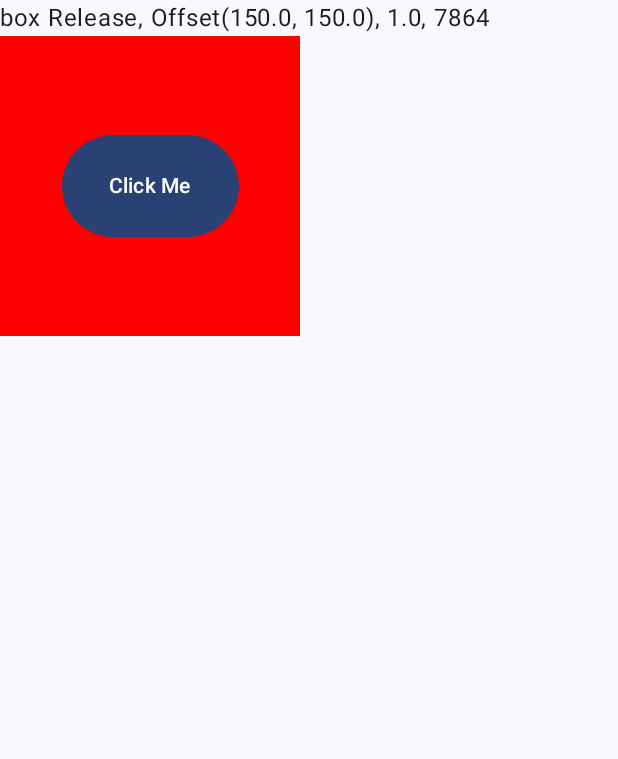
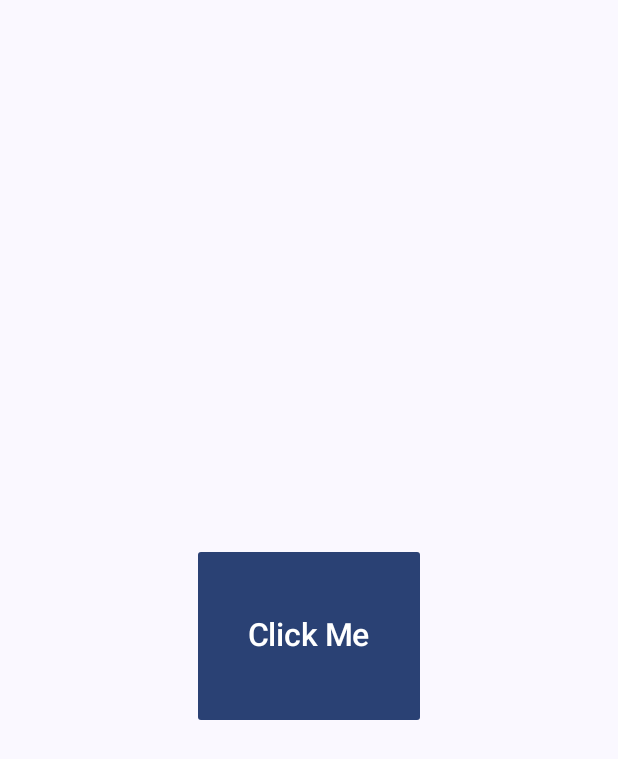
Before and after one commit to kushnertodd/android-adaptive-ui, an Android app built with Jetpack Compose: the screen it shows after launch (MainActivity), after a tap on "Click Me", on a phone screen of 412 x 824 dp. Shown: the top 759 px of the screen. Run offline under Robolectric (Android 15) with nearby library versions, the phone set to English and light mode, and no system bars.

Commit message:
refactored android_pointer_demo to android_adaptive_ui

```diff
--- a/app/build.gradle.kts
+++ b/app/build.gradle.kts
@@ -4,11 +4,11 @@ plugins {
 }
 
 android {
-    namespace = "com.toddkushnerllc.com.android_pointer_demo"
+    namespace = "com.toddkushnerllc.com.android_adaptive_ui"
     compileSdk = 34
 
     defaultConfig {
-        applicationId = "com.toddkushnerllc.com.android_pointer_demo"
+        applicationId = "com.toddkushnerllc.com.android_adaptive_ui"
         minSdk = 31
         targetSdk = 34
         versionCode = 1
--- a/app/src/main/AndroidManifest.xml
+++ b/app/src/main/AndroidManifest.xml
@@ -10,13 +10,13 @@
         android:label="@string/app_name"
         android:roundIcon="@mipmap/ic_launcher_round"
         android:supportsRtl="true"
-        android:theme="@style/Theme.Androidpointerdemo"
+        android:theme="@style/Theme.Androidadaptiveui"
         tools:targetApi="31">
         <activity
             android:name=".MainActivity"
             android:exported="true"
             android:label="@string/app_name"
-            android:theme="@style/Theme.Androidpointerdemo">
+            android:theme="@style/Theme.Androidadaptiveui">
             <intent-filter>
                 <action android:name="android.intent.action.MAIN" />
 
--- a/app/src/main/java/com/toddkushnerllc/com/android_pointer_demo/DrawingApp.kt
+++ b/app/src/main/java/com/toddkushnerllc/com/android_adaptive_ui/DrawingApp.kt
@@ -1,4 +1,4 @@
-package com.toddkushnerllc.com.android_pointer_demo
+package com.toddkushnerllc.com.android_adaptive_ui
 
 import android.util.Log
 import androidx.compose.foundation.Canvas
--- /dev/null
+++ b/app/src/main/java/com/toddkushnerllc/com/android_adaptive_ui/LogPointerEvents.kt
@@ -0,0 +1,170 @@
+package com.toddkushnerllc.com.android_adaptive_ui
+
+import android.util.Log
+import androidx.compose.foundation.background
+import androidx.compose.foundation.layout.Box
+import androidx.compose.foundation.layout.Column
+import androidx.compose.foundation.layout.height
+import androidx.compose.foundation.layout.padding
+import androidx.compose.foundation.layout.size
+import androidx.compose.foundation.layout.width
+import androidx.compose.foundation.shape.RoundedCornerShape
+import androidx.compose.material3.Button
+import androidx.compose.material3.MaterialTheme
+import androidx.compose.material3.Text
+import androidx.compose.runtime.Composable
+import androidx.compose.runtime.getValue
+import androidx.compose.runtime.mutableStateOf
+import androidx.compose.runtime.remember
+import androidx.compose.runtime.setValue
+import androidx.compose.ui.Alignment
+import androidx.compose.ui.Modifier
+import androidx.compose.ui.input.pointer.PointerEvent
+import androidx.compose.ui.input.pointer.PointerEventType
+import androidx.compose.ui.input.pointer.pointerInput
+import androidx.compose.ui.unit.Dp
+import androidx.compose.ui.unit.dp
+import androidx.compose.ui.unit.sp
+
+/*
+•	The pointerInput modifier. You pass it one or more keys. When the value of one of those keys changes, the modifier content lambda is re-executed. The sample passes an optional filter to the composable. If the value of that filter changes, the pointer event handler should be re-executed to make sure the right events are logged.
+•	awaitPointerEventScope creates a coroutine scope that can be used to wait for pointer events.
+•	awaitPointerEvent suspends the coroutine until a next pointer event occurs.
+
+*/
+@Composable
+fun LogPointerEvents(
+    buttonWidth: Dp, buttonHeight: Dp, buttonPadding: Dp, filter: PointerEventType? = null
+) {
+    var log by remember { mutableStateOf("") }
+    var buttonPadding by remember { mutableStateOf(16.dp) }
+    var buttonSizeIndex by remember { mutableStateOf(0) }
+    val buttonSizeIndexMax = 14
+    val buttonWidths = arrayOf(
+        150.dp,
+        165.dp,
+        180.dp,
+        195.dp,
+        210.dp,
+        225.dp,
+        240.dp,
+        255.dp,
+        270.dp,
+        285.dp,
+        300.dp,
+        315.dp,
+        330.dp,
+        345.dp,
+        360.dp
+    )
+    val buttonHeights = arrayOf(
+        120.dp,
+        132.dp,
+        144.dp,
+        156.dp,
+        168.dp,
+        180.dp,
+        192.dp,
+        204.dp,
+        216.dp,
+        228.dp,
+        240.dp,
+        252.dp,
+        264.dp,
+        276.dp,
+        288.dp
+    )
+    val buttonTextSizes = arrayOf(
+        15.sp,
+        18.sp,
+        21.sp,
+        24.sp,
+        27.sp,
+        30.sp,
+        33.sp,
+        36.sp,
+        39.sp,
+        42.sp,
+        45.sp,
+        48.sp,
+        51.sp,
+        54.sp,
+        57.sp
+    )
+
+    val onBoxPointerEvent: (PointerEvent) -> Unit = { event ->
+        // Process the PointerEvent here
+        //println("Pointer event occurred at: ${event.changes.first().position}")
+        var log =
+            "box ${event.type}, ${event.changes.first().position}, ${event.changes.first().pressure}, ${event.changes.first().uptimeMillis}                               "
+        Log.d(
+            "LogPointerEvents",
+            log
+        )
+//        if (buttonSizeIndex >0)
+//            buttonSizeIndex--
+    }
+    val onButtonPointerEvent: (PointerEvent) -> Unit = { event ->
+        // Process the PointerEvent here
+        //println("Pointer event occurred at: ${event.changes.first().position}")
+        var log =
+            "button ${event.type}, ${event.changes.first().position}, ${event.changes.first().pressure}, ${event.changes.first().uptimeMillis}                               "
+        Log.d(
+            "LogPointerEvents",
+            log
+        )
+        if (buttonSizeIndex < buttonSizeIndexMax)
+            buttonSizeIndex++
+    }
+
+    Column {
+        Text(log)
+        Box(
+            Modifier
+                .width(420.dp)
+                .height(850.dp)
+                .background(MaterialTheme.colorScheme.background)
+                .pointerInput(filter) {
+                    awaitPointerEventScope {
+                        while (true) {
+                            val event = awaitPointerEvent()
+                            // handle pointer event
+                            if (filter == null || event.type == filter) {
+                                onBoxPointerEvent(event)
+                            }
+                        }
+                    }
+                }
+        ) {
+            // The Button composable placed inside the Box
+            Button(
+                onClick = { /* Handle button click */ },
+                shape = RoundedCornerShape(2.dp),
+                modifier = Modifier
+                    // Set a specific size for the button
+                    .size(
+                        buttonWidths[buttonSizeIndex],
+                        buttonHeights[buttonSizeIndex]
+                    )
+                    .align(Alignment.Center) // Center the button within the Box
+                    .padding(buttonPadding) // Add some padding around the button
+                    .pointerInput(filter) {
+                        awaitPointerEventScope {
+                            while (true) {
+                                val event = awaitPointerEvent()
+                                // handle pointer event
+                                if (filter == null || event.type == filter) {
+                                    onButtonPointerEvent(event)
+                                }
+                            }
+                        }
+                    }
+            ) {
+                Text(
+                    text = "Click Me",
+                    fontSize = buttonTextSizes[buttonSizeIndex]
+                )
+            }
+        }
+    }
+}
--- a/app/src/main/java/com/toddkushnerllc/com/android_pointer_demo/MainActivity.kt
+++ b/app/src/main/java/com/toddkushnerllc/com/android_adaptive_ui/MainActivity.kt
@@ -1,4 +1,4 @@
-package com.toddkushnerllc.com.android_pointer_demo
+package com.toddkushnerllc.com.android_adaptive_ui
 
 import android.os.Bundle
 import android.util.Log
@@ -8,7 +8,8 @@ import androidx.compose.foundation.layout.fillMaxSize
 import androidx.compose.material3.MaterialTheme
 import androidx.compose.material3.Surface
 import androidx.compose.ui.Modifier
-import com.toddkushnerllc.com.android_pointer_demo.ui.theme.AndroidpointerdemoTheme
+import androidx.compose.ui.unit.dp
+import com.toddkushnerllc.com.android_adaptive_ui.ui.theme.AndroidadaptiveuiTheme
 
 private const val MAIN_TAG = "MainActivity"
 
@@ -17,14 +18,14 @@ class MainActivity : ComponentActivity() {
     override fun onCreate(savedInstanceState: Bundle?) {
         super.onCreate(savedInstanceState)
         setContent {
-            AndroidpointerdemoTheme {
+            AndroidadaptiveuiTheme {
                 // A surface container using the 'background' color from the theme
                 Surface(
                     modifier = Modifier.fillMaxSize(),
                     color = MaterialTheme.colorScheme.background
                 ) {
                     //DrawingApp()
-                    LogPointerEvents()
+                    LogPointerEvents(150.dp, 100.dp, 16.dp, null)
                 }
             }
         }
--- a/app/src/main/java/com/toddkushnerllc/com/android_pointer_demo/ui/theme/Color.kt
+++ b/app/src/main/java/com/toddkushnerllc/com/android_adaptive_ui/ui/theme/Color.kt
@@ -1,4 +1,4 @@
-package com.toddkushnerllc.com.android_pointer_demo.ui.theme
+package com.toddkushnerllc.com.android_adaptive_ui.ui.theme
 
 import androidx.compose.ui.graphics.Color
 
--- a/app/src/main/java/com/toddkushnerllc/com/android_pointer_demo/ui/theme/Theme.kt
+++ b/app/src/main/java/com/toddkushnerllc/com/android_adaptive_ui/ui/theme/Theme.kt
@@ -1,4 +1,4 @@
-package com.toddkushnerllc.com.android_pointer_demo.ui.theme
+package com.toddkushnerllc.com.android_adaptive_ui.ui.theme
 
 import android.app.Activity
 import android.os.Build
@@ -38,7 +38,7 @@ private val LightColorScheme = lightColorScheme(
 )
 
 @Composable
-fun AndroidpointerdemoTheme(
+fun AndroidadaptiveuiTheme(
     darkTheme: Boolean = isSystemInDarkTheme(),
     // Dynamic color is available on Android 12+
     dynamicColor: Boolean = true,
--- a/app/src/main/java/com/toddkushnerllc/com/android_pointer_demo/ui/theme/Type.kt
+++ b/app/src/main/java/com/toddkushnerllc/com/android_adaptive_ui/ui/theme/Type.kt
@@ -1,4 +1,4 @@
-package com.toddkushnerllc.com.android_pointer_demo.ui.theme
+package com.toddkushnerllc.com.android_adaptive_ui.ui.theme
 
 import androidx.compose.material3.Typography
 import androidx.compose.ui.text.TextStyle
--- a/app/src/main/java/com/toddkushnerllc/com/android_pointer_demo/LogPointerEvents.kt
+++ /dev/null
@@ -1,83 +0,0 @@
-package com.toddkushnerllc.com.android_pointer_demo
-
-import android.util.Log
-import androidx.compose.foundation.background
-import androidx.compose.foundation.layout.Box
-import androidx.compose.foundation.layout.Column
-import androidx.compose.foundation.layout.padding
-import androidx.compose.foundation.layout.size
-import androidx.compose.material3.Button
-import androidx.compose.material3.Text
-import androidx.compose.runtime.Composable
-import androidx.compose.runtime.getValue
-import androidx.compose.runtime.mutableStateOf
-import androidx.compose.runtime.remember
-import androidx.compose.runtime.setValue
-import androidx.compose.ui.Alignment
-import androidx.compose.ui.Modifier
-import androidx.compose.ui.graphics.Color
-import androidx.compose.ui.input.pointer.PointerEventType
-import androidx.compose.ui.input.pointer.pointerInput
-import androidx.compose.ui.unit.dp
-
-/*
-•	The pointerInput modifier. You pass it one or more keys. When the value of one of those keys changes, the modifier content lambda is re-executed. The sample passes an optional filter to the composable. If the value of that filter changes, the pointer event handler should be re-executed to make sure the right events are logged.
-•	awaitPointerEventScope creates a coroutine scope that can be used to wait for pointer events.
-•	awaitPointerEvent suspends the coroutine until a next pointer event occurs.
-
-*/
-@Composable
-fun LogPointerEvents(filter: PointerEventType? = null) {
-    var log by remember { mutableStateOf("") }
-    Column {
-        Text(log)
-        Box(
-            Modifier
-                .size(200.dp)
-                .background(Color.Red)
-                .pointerInput(filter) {
-                    awaitPointerEventScope {
-                        while (true) {
-                            val event = awaitPointerEvent()
-                            // handle pointer event
-                            if (filter == null || event.type == filter) {
-                                log =
-                                    "box ${event.type}, ${event.changes.first().position}, ${event.changes.first().pressure}, ${event.changes.first().uptimeMillis}                               "
-                                Log.d(
-                                    "LogPointerEvents",
-                                    log
-                                )
-                            }
-                        }
-                    }
-                }
-        ) {
-            // The Button composable placed inside the Box
-            Button(
-                onClick = { /* Handle button click */ },
-                modifier = Modifier
-                    .size(150.dp, 100.dp) // Set a specific size for the button
-                    .align(Alignment.Center) // Center the button within the Box
-                    .padding(16.dp) // Add some padding around the button
-                    .pointerInput(filter) {
-                        awaitPointerEventScope {
-                            while (true) {
-                                val event = awaitPointerEvent()
-                                // handle pointer event
-                                if (filter == null || event.type == filter) {
-                                    log =
-                                        "button ${event.type}, ${event.changes.first().position}, ${event.changes.first().pressure}, ${event.changes.first().uptimeMillis}                               "
-                                    Log.d(
-                                        "LogPointerEvents",
-                                        log
-                                    )
-                                }
-                            }
-                        }
-                    }
-            ) {
-                Text("Click Me")
-            }
-        }
-    }
-}
--- a/app/src/main/res/values/themes.xml
+++ b/app/src/main/res/values/themes.xml
@@ -1,5 +1,5 @@
 <?xml version="1.0" encoding="utf-8"?>
 <resources>
 
-    <style name="Theme.Androidpointerdemo" parent="android:Theme.Material.Light.NoActionBar" />
+    <style name="Theme.Androidadaptiveui" parent="android:Theme.Material.Light.NoActionBar" />
 </resources>
--- a/settings.gradle.kts
+++ b/settings.gradle.kts
@@ -13,5 +13,5 @@ dependencyResolutionManagement {
     }
 }
 
-rootProject.name = "android-pointer-demo"
+rootProject.name = "android-adaptive-ui"
 include(":app")
```
Also changed, not shown: app/src/main/java/com/toddkushnerllc/com/android_adaptive_ui/DraggableBoxExample.kt (renamed from app/src/main/java/com/toddkushnerllc/com/android_pointer_demo/DraggableBoxExample.kt), app/src/main/java/com/toddkushnerllc/com/android_adaptive_ui/UnderstandGesturesSnippets.kt (renamed from app/src/main/java/com/toddkushnerllc/com/android_pointer_demo/UnderstandGesturesSnippets.kt), app/src/main/java/com/toddkushnerllc/com/android_adaptive_ui/modifier.kt (renamed from app/src/main/java/com/toddkushnerllc/com/android_pointer_demo/modifier.kt), 5 other files.
